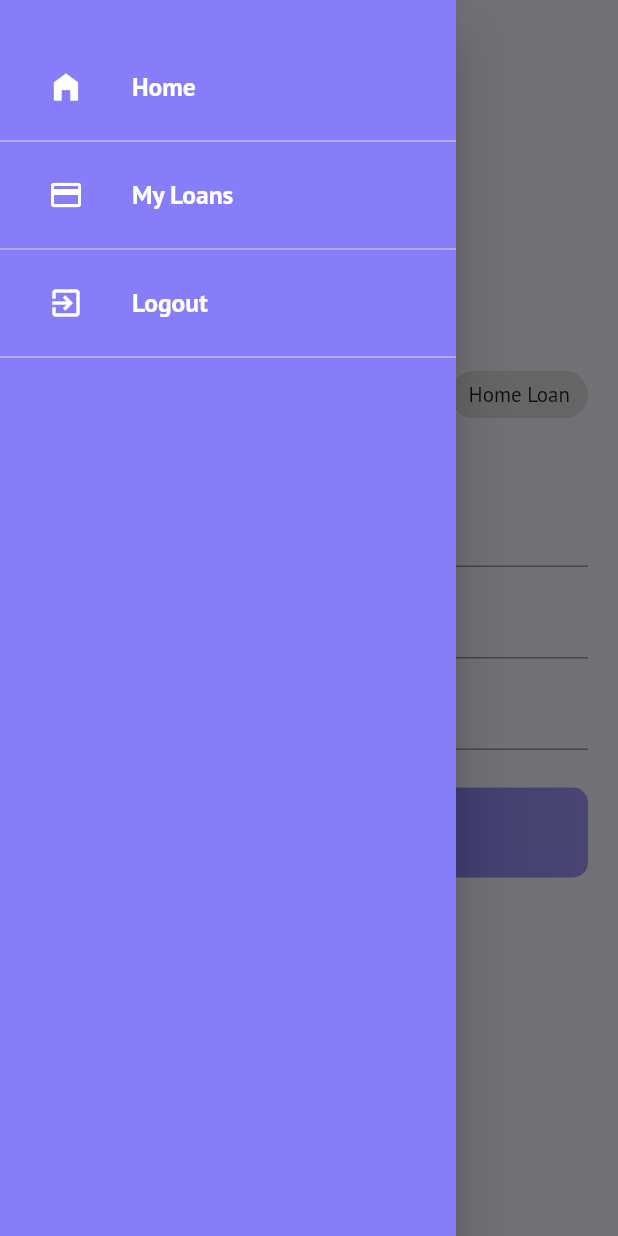
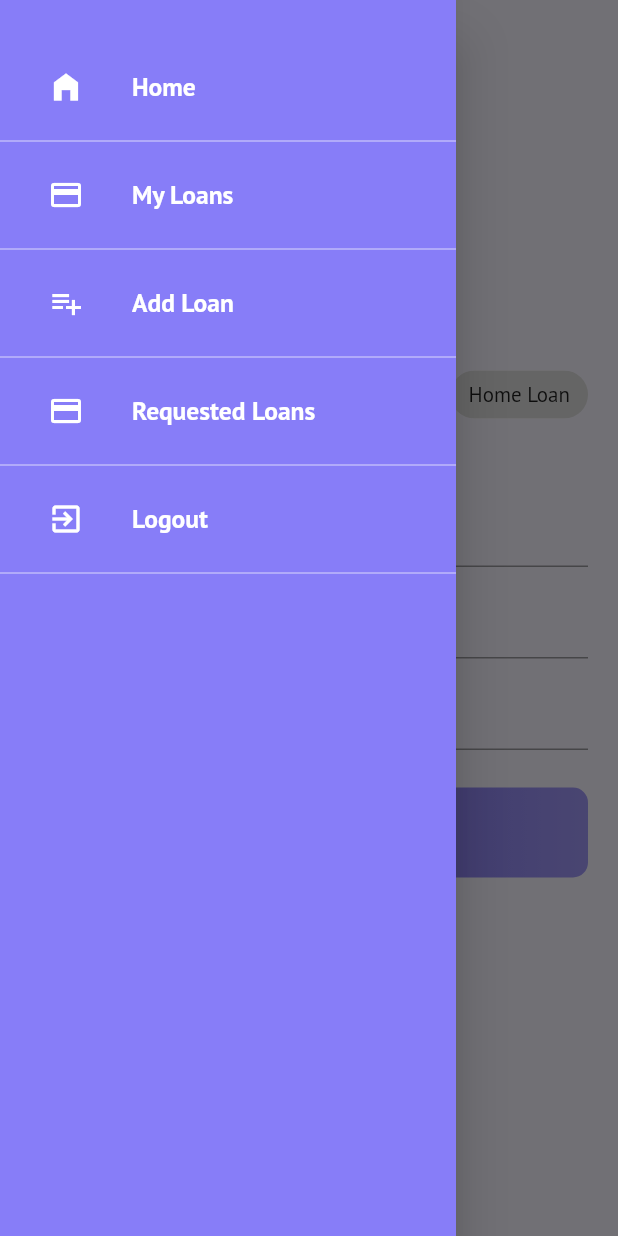
Before and after one commit to samtuga1/loaner, a Flutter app: the AddLoanScreen screen opened by its route, with the side drawer open, on a phone screen of 412 x 824 dp. Run offline on Flutter 3.47's test engine with Material 2 defaults, Android fonts, the phone set to English and light mode, and no system bars; our stand-ins replace cloud_firestore, dotted_line, firebase_auth, firebase_core, firebase_storage, google_fonts and 1 more; accounts and stored records are empty; network calls fail.

Commit message:
Major updates

```diff
--- a/lib/widgets/app_drawer.dart
+++ b/lib/widgets/app_drawer.dart
@@ -1,7 +1,9 @@
 import 'package:firebase_auth/firebase_auth.dart';
 import 'package:flutter/material.dart';
+import 'package:loaner/screens/add_loan_screen.dart';
 import '../screens/dashboard.dart';
 import '../screens/my_loans_screen.dart';
+import '../screens/requested_loans_screen.dart';
 
 class AppDrawer extends StatelessWidget {
   const AppDrawer({Key? key}) : super(key: key);
@@ -71,6 +73,58 @@ class AppDrawer extends StatelessWidget {
                 children: [
                   FlatButton(
                     onPressed: () {
+                      Navigator.of(context)
+                          .pushReplacementNamed(AddLoanScreen.routname);
+                    },
+                    child: const ListTile(
+                      leading: Icon(
+                        Icons.playlist_add,
+                        color: Colors.white,
+                      ),
+                      title: Text(
+                        'Add Loan',
+                        style: TextStyle(
+                            color: Colors.white,
+                            fontSize: 17,
+                            fontWeight: FontWeight.bold),
+                      ),
+                    ),
+                  ),
+                  const Divider(
+                    color: Colors.white70,
+                  )
+                ],
+              ),
+              Column(
+                children: [
+                  FlatButton(
+                    onPressed: () {
+                      Navigator.of(context)
+                          .pushReplacementNamed(RequestedLoansScreen.routeName);
+                    },
+                    child: const ListTile(
+                      leading: Icon(
+                        Icons.payment,
+                        color: Colors.white,
+                      ),
+                      title: Text(
+                        'Requested Loans',
+                        style: TextStyle(
+                            color: Colors.white,
+                            fontSize: 17,
+                            fontWeight: FontWeight.bold),
+                      ),
+                    ),
+                  ),
+                  const Divider(
+                    color: Colors.white70,
+                  )
+                ],
+              ),
+              Column(
+                children: [
+                  FlatButton(
+                    onPressed: () {
                       FirebaseAuth.instance.signOut();
                     },
                     child: const ListTile(
```
